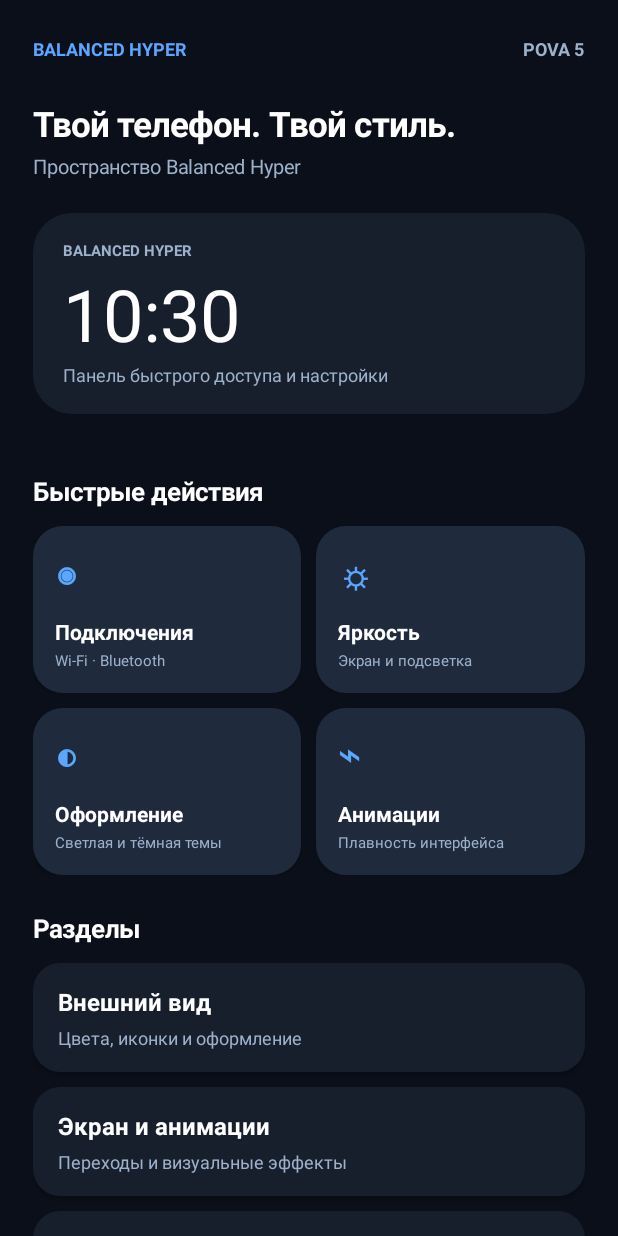
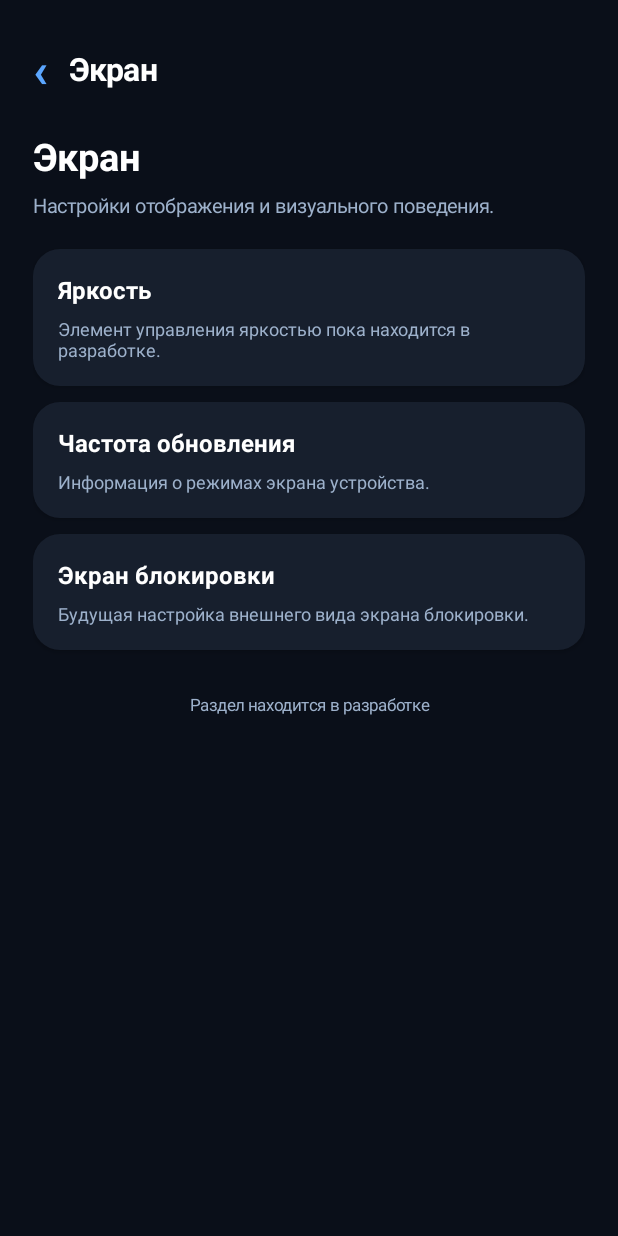
Before and after one commit to inzaahop-dot/pova5-balanced-hyper, an Android app: the screen it shows after launch (MainActivity), after a tap on "Экран и анимации", on a phone screen of 412 x 824 dp. Run offline under Robolectric (Android 15) with nearby library versions, the phone set to English and light mode, and no system bars; 1 other tap on this screen came first.

Commit message:
feat(android): add native section navigation

```diff
--- a/android/app/src/main/java/com/balancedhyper/app/MainActivity.kt
+++ b/android/app/src/main/java/com/balancedhyper/app/MainActivity.kt
@@ -21,21 +21,27 @@ class MainActivity : Activity() {
     private val primary = Color.WHITE
     private val secondary = Color.rgb(157, 177, 203)
 
+    private var currentPage = "home"
+
     override fun onCreate(savedInstanceState: Bundle?) {
         super.onCreate(savedInstanceState)
         window.statusBarColor = bg
         window.navigationBarColor = bg
+        showHome()
+    }
 
-        val scroll = ScrollView(this).apply {
-            setBackgroundColor(bg)
-            isFillViewport = true
+    @Deprecated("Deprecated in Android API")
+    override fun onBackPressed() {
+        if (currentPage != "home") {
+            showHome()
+        } else {
+            super.onBackPressed()
         }
-        val root = LinearLayout(this).apply {
-            orientation = LinearLayout.VERTICAL
-            setPadding(dp(22), dp(24), dp(22), dp(28))
-            setBackgroundColor(bg)
     }
-        scroll.addView(root)
+
+    private fun showHome() {
+        currentPage = "home"
+        val root = container()
 
         val header = row()
         header.addView(label("BALANCED HYPER", 12f, accent, true), weightParams())
@@ -65,44 +71,164 @@ class MainActivity : Activity() {
         root.addView(clockCard)
 
         root.addView(sectionTitle("Быстрые действия"))
+
         val quickRow1 = row()
-        quickRow1.addView(actionTile("◉", "Подключения", "Wi-Fi · Bluetooth"), weightParams())
+        quickRow1.addView(actionTile("◉", "Подключения", "Wi-Fi · Bluetooth") {
+            showSection("connections")
+        }, weightParams())
         quickRow1.addView(spaceWidth())
-        quickRow1.addView(actionTile("☼", "Яркость", "Экран и подсветка"), weightParams())
+        quickRow1.addView(actionTile("☼", "Экран", "Яркость и дисплей") {
+            showSection("display")
+        }, weightParams())
         root.addView(quickRow1)
 
         val quickRow2 = row().apply { setPadding(0, dp(10), 0, 0) }
-        quickRow2.addView(actionTile("◐", "Оформление", "Светлая и тёмная темы"), weightParams())
+        quickRow2.addView(actionTile("◐", "Оформление", "Цвета и темы") {
+            showSection("appearance")
+        }, weightParams())
         quickRow2.addView(spaceWidth())
-        quickRow2.addView(actionTile("⌁", "Анимации", "Плавность интерфейса"), weightParams())
+        quickRow2.addView(actionTile("⌁", "Анимации", "Эффекты интерфейса") {
+            showSection("animations")
+        }, weightParams())
         root.addView(quickRow2)
 
         root.addView(sectionTitle("Разделы"))
-        listOf(
-            "Внешний вид" to "Цвета, иконки и оформление",
-            "Экран и анимации" to "Переходы и визуальные эффекты",
-            "О приложении" to "Версия и информация"
-        ).forEach { item ->
+        addNavigationCard(root, "Внешний вид", "Цвета, иконки и оформление", "appearance")
+        addNavigationCard(root, "Экран и анимации", "Переходы и визуальные эффекты", "display")
+        addNavigationCard(root, "О приложении", "Информация о Balanced Hyper", "about")
+
+        root.addView(label("DESIGN PREVIEW · 0.1.1", 10f, secondary, true).apply {
+            gravity = Gravity.CENTER
+            setPadding(0, dp(18), 0, 0)
+        })
+
+        setContentView(makeScroll(root))
+    }
+
+    private fun showSection(page: String) {
+        currentPage = page
+        val root = container()
+        val title: String
+        val subtitle: String
+        val items: List<Pair<String, String>>
+
+        when (page) {
+            "connections" -> {
+                title = "Подключения"
+                subtitle = "Быстрый доступ к сетевым функциям."
+                items = listOf(
+                    "Wi-Fi" to "Управление подключением будет добавлено отдельно.",
+                    "Bluetooth" to "Состояние и управление Bluetooth.",
+                    "Мобильная сеть" to "Информация о мобильном подключении."
+                )
+            }
+            "display" -> {
+                title = "Экран"
+                subtitle = "Настройки отображения и визуального поведения."
+                items = listOf(
+                    "Яркость" to "Элемент управления яркостью пока находится в разработке.",
+                    "Частота обновления" to "Информация о режимах экрана устройства.",
+                    "Экран блокировки" to "Будущая настройка внешнего вида экрана блокировки."
+                )
+            }
+            "appearance" -> {
+                title = "Внешний вид"
+                subtitle = "Визуальная система Balanced Hyper."
+                items = listOf(
+                    "Цветовая палитра" to "Основные цвета, акценты и поверхности интерфейса.",
+                    "Темы" to "Подготовка светлой и тёмной тем оформления.",
+                    "Иконки" to "Единый стиль значков приложения."
+                )
+            }
+            "animations" -> {
+                title = "Анимации"
+                subtitle = "Плавность и визуальные переходы."
+                items = listOf(
+                    "Открытие экранов" to "Переходы между разделами приложения.",
+                    "Нажатия" to "Визуальная обратная связь при взаимодействии.",
+                    "Плавность" to "Настройки анимаций внутри Balanced Hyper."
+                )
+            }
+            else -> {
+                title = "О приложении"
+                subtitle = "Информация о проекте."
+                items = listOf(
+                    "Balanced Hyper" to "Нативное приложение-компаньон проекта для TECNO POVA 5.",
+                    "Текущий этап" to "Разработка основы приложения и отдельных экранов.",
+                    "Важно" to "Приложение пока не заменяет системный интерфейс HiOS и не меняет системные настройки."
+                )
+            }
+        }
+
+        val header = row().apply { gravity = Gravity.CENTER_VERTICAL }
+        val back = label("‹", 32f, accent, true).apply {
+            gravity = Gravity.CENTER
+            setPadding(0, 0, dp(14), 0)
+            isClickable = true
+            isFocusable = true
+            setOnClickListener { showHome() }
+        }
+        header.addView(back)
+        header.addView(label(title, 21f, primary, true))
+        root.addView(header, margins(bottom = 20))
+
+        root.addView(label(title, 25f, primary, true))
+        root.addView(label(subtitle, 13f, secondary).apply {
+            setPadding(0, dp(7), 0, dp(20))
+        })
+
+        items.forEach { item ->
+            val info = card(surface, 18).apply {
+                orientation = LinearLayout.VERTICAL
+                setPadding(dp(17), dp(16), dp(17), dp(16))
+                layoutParams = margins(bottom = 11)
+            }
+            info.addView(label(item.first, 16f, primary, true))
+            info.addView(label(item.second, 12f, secondary).apply {
+                setPadding(0, dp(7), 0, 0)
+            })
+            root.addView(info)
+        }
+
+        root.addView(label("Раздел находится в разработке", 11f, secondary).apply {
+            gravity = Gravity.CENTER
+            setPadding(0, dp(18), 0, dp(10))
+        })
+
+        setContentView(makeScroll(root))
+    }
+
+    private fun addNavigationCard(
+        root: LinearLayout,
+        title: String,
+        detail: String,
+        page: String
+    ) {
         val tile = card(surface, 18).apply {
             orientation = LinearLayout.VERTICAL
             setPadding(dp(17), dp(15), dp(17), dp(15))
             layoutParams = margins(bottom = 10)
             isClickable = true
             isFocusable = true
-                setOnClickListener { showMessage(item.first) }
+            setOnClickListener { showSection(page) }
         }
-            tile.addView(label(item.first, 16f, primary, true))
-            tile.addView(label(item.second, 12f, secondary).apply {
+        tile.addView(label(title, 16f, primary, true))
+        tile.addView(label(detail, 12f, secondary).apply {
             setPadding(0, dp(5), 0, 0)
         })
         root.addView(tile)
     }
 
-        root.addView(label("DESIGN PREVIEW · 0.1.1", 10f, secondary, true).apply {
-            gravity = Gravity.CENTER
-            setPadding(0, dp(18), 0, 0)
-        })
-        setContentView(scroll)
+    private fun container() = LinearLayout(this).apply {
+        orientation = LinearLayout.VERTICAL
+        setPadding(dp(22), dp(24), dp(22), dp(28))
+        setBackgroundColor(bg)
+    }
+
+    private fun makeScroll(root: LinearLayout) = ScrollView(this).apply {
+        setBackgroundColor(bg)
+        isFillViewport = true
+        addView(root)
     }
 
     private fun row() = LinearLayout(this).apply {
@@ -126,13 +252,17 @@ class MainActivity : Activity() {
         elevation = dp(2).toFloat()
     }
 
-    private fun actionTile(symbol: String, title: String, detail: String) =
-        card(surfaceAlt, 20).apply {
+    private fun actionTile(
+        symbol: String,
+        title: String,
+        detail: String,
+        onClick: () -> Unit
+    ) = card(surfaceAlt, 20).apply {
         orientation = LinearLayout.VERTICAL
         setPadding(dp(15), dp(15), dp(12), dp(15))
         isClickable = true
         isFocusable = true
-            setOnClickListener { showMessage(title) }
+        setOnClickListener { onClick() }
         addView(label(symbol, 25f, accent, true))
         addView(label(title, 14f, primary, true).apply {
             setPadding(0, dp(12), 0, dp(3))
@@ -162,8 +292,4 @@ class MainActivity : Activity() {
 
     private fun dp(value: Int): Int =
         (value * resources.displayMetrics.density).toInt()
-
-    private fun showMessage(title: String) {
-        Toast.makeText(this, "$title · скоро", Toast.LENGTH_SHORT).show()
 }
-}
```
Lines whose indentation alone changed are shown as unchanged.
